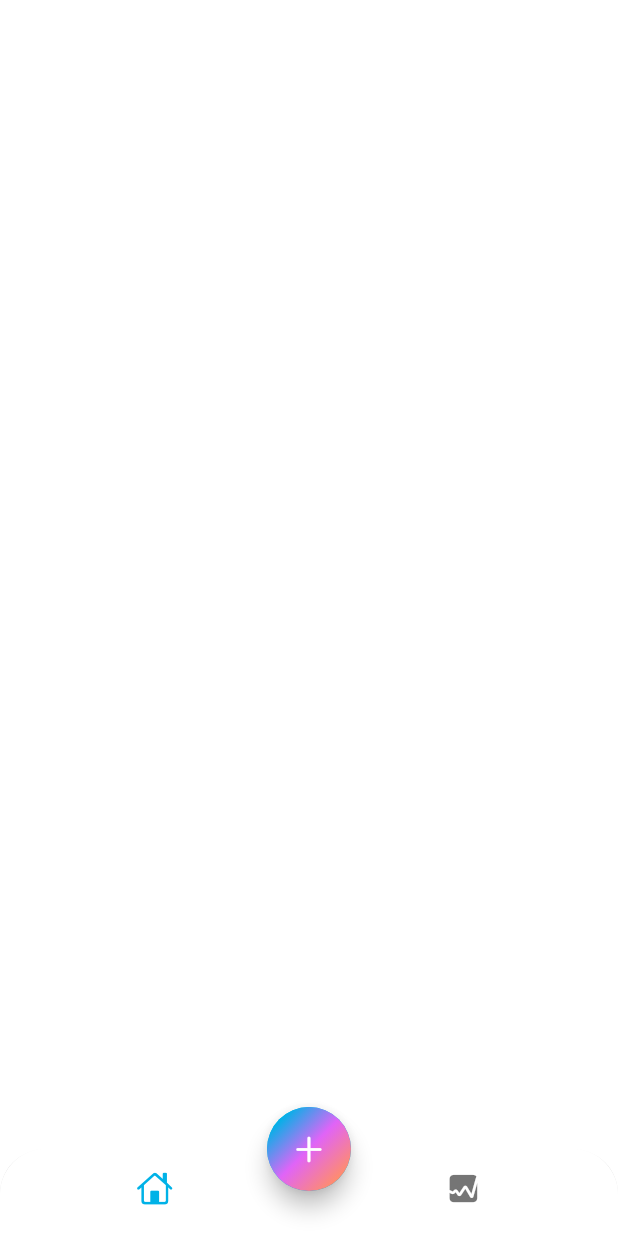
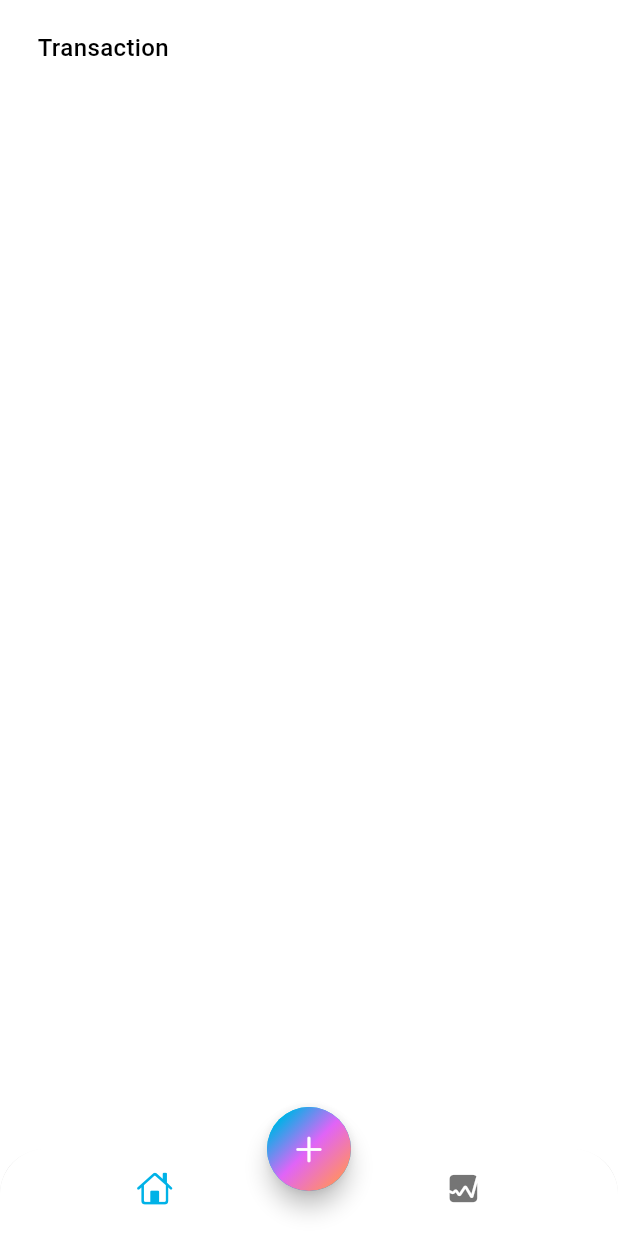
Before and after one commit to Each9084/quick_tracker, a Flutter app: the screen it shows after launch, item 2 of the bottom bar chosen, on a phone screen of 412 x 824 dp. Run offline on Flutter 3.47's test engine with Material 3 defaults, Android fonts, the phone set to English and light mode, and no system bars; our stand-ins replace font_awesome_flutter.

Commit message:
add the new Text,tomorrow will finish

```diff
--- a/lib/screens/states/states_screen.dart
+++ b/lib/screens/states/states_screen.dart
@@ -10,6 +10,11 @@ class stateScreen extends StatelessWidget {
         padding: const EdgeInsets.symmetric(horizontal: 25.0, vertical: 10),
         child: Column(
           children: [
+            Text("Transaction",style: TextStyle(
+              color: Colors.black,
+              fontSize: 16,
+              fontWeight: FontWeight.w500,
+            ),)
 
           ],
         ),
```
